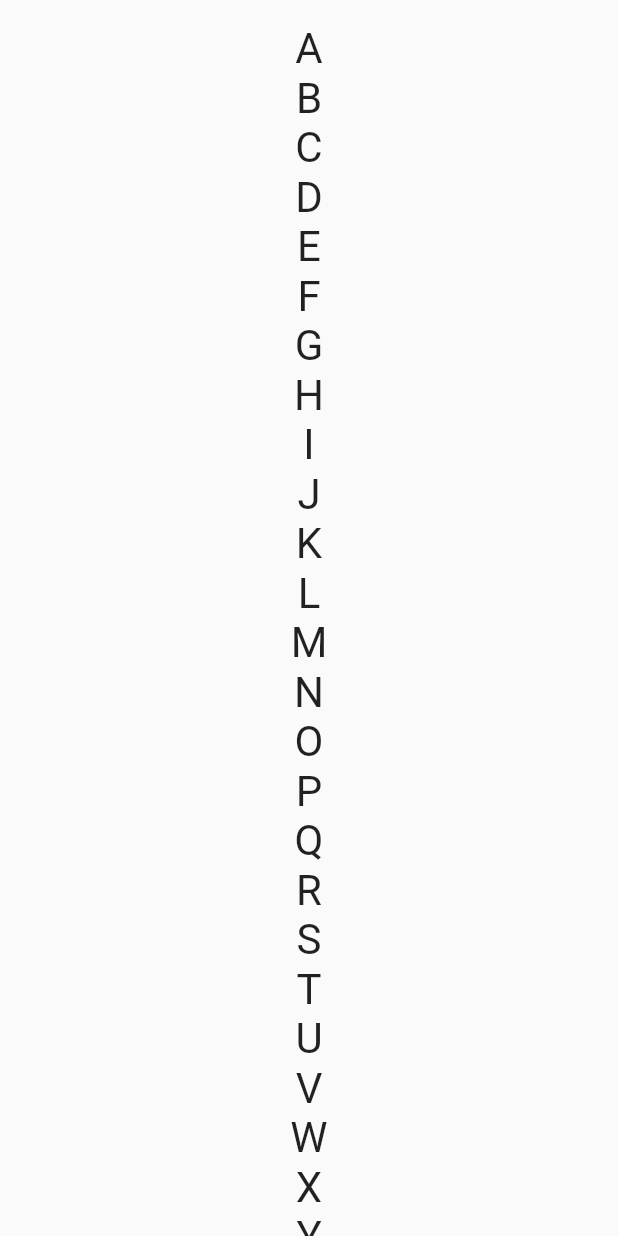
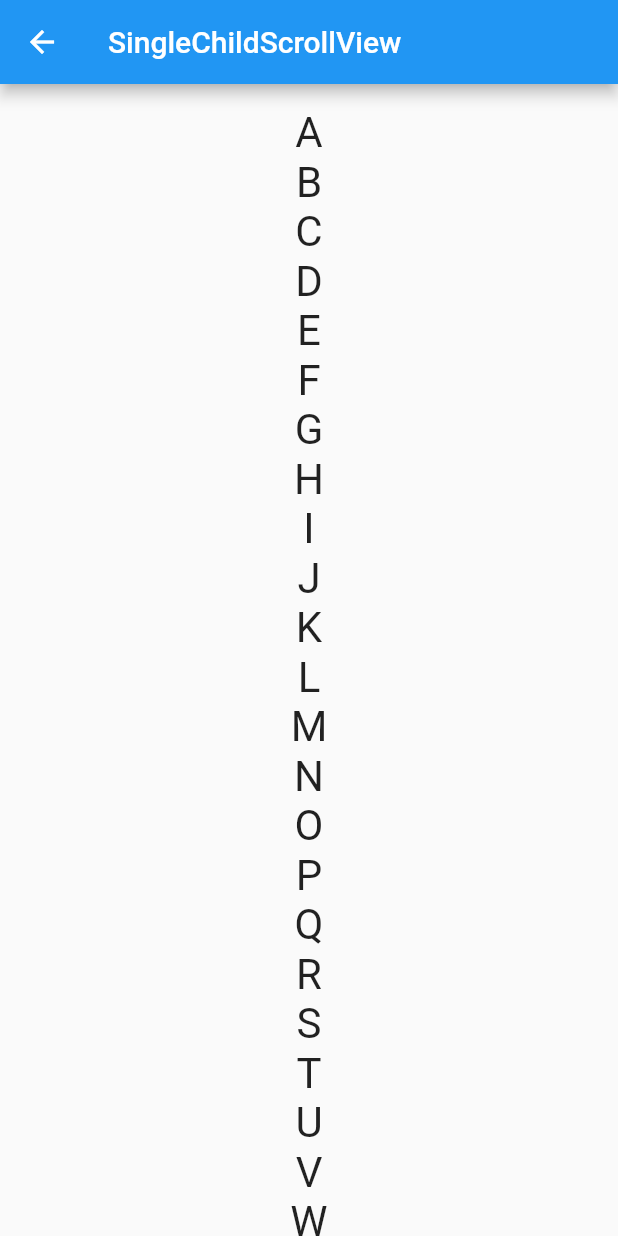
Before and after one commit to zhou-jun-jie/hello_world, a Flutter app: the SingleChildScrollViewTestRoute screen opened directly, on a phone screen of 412 x 824 dp. Run offline on Flutter 3.47's test engine with Material 2 defaults, Android fonts, the phone set to English and light mode, and no system bars.

Commit message:
添加list.dart

```diff
--- a/lib/scroll.dart
+++ b/lib/scroll.dart
@@ -4,9 +4,15 @@ class SingleChildScrollViewTestRoute extends StatelessWidget {
   @override
   Widget build(BuildContext context) {
     String str = "ABCDEFGHIJKLMNOPQRSTUVWXYZ";
-    return Scrollbar(
-        child: SingleChildScrollView(
-      padding: EdgeInsets.all(16.0),
+    return Scaffold(
+      appBar: AppBar(
+        title: const Text('SingleChildScrollView'),
+      ),
+      body: Scrollbar(
+          child: Column(
+            children: [
+              SingleChildScrollView(
+                padding: const EdgeInsets.all(16.0),
                 child: Center(
                   child: Column(
                     children: str
@@ -18,6 +24,11 @@ class SingleChildScrollViewTestRoute extends StatelessWidget {
                         .toList(),
                   ),
                 ),
-    ));
+              )
+            ],
+          )
+
+      ),
+    );
   }
 }
```
Also changed, not shown: lib/list.dart (added, +17 -0 lines). Lines whose indentation alone changed are shown as unchanged.
